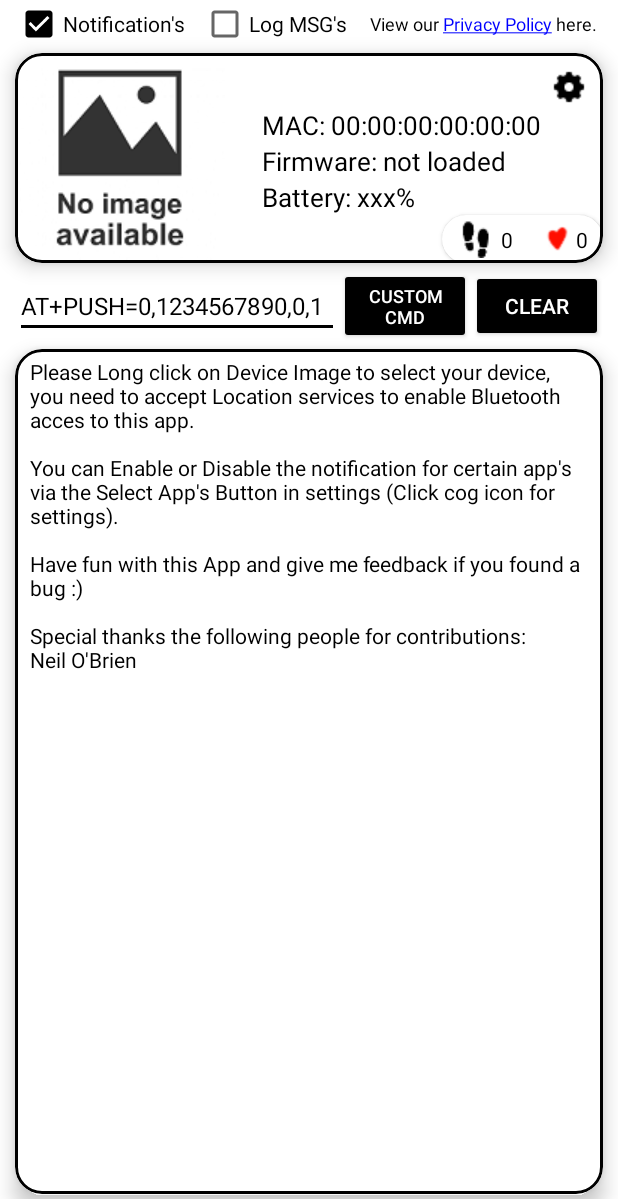
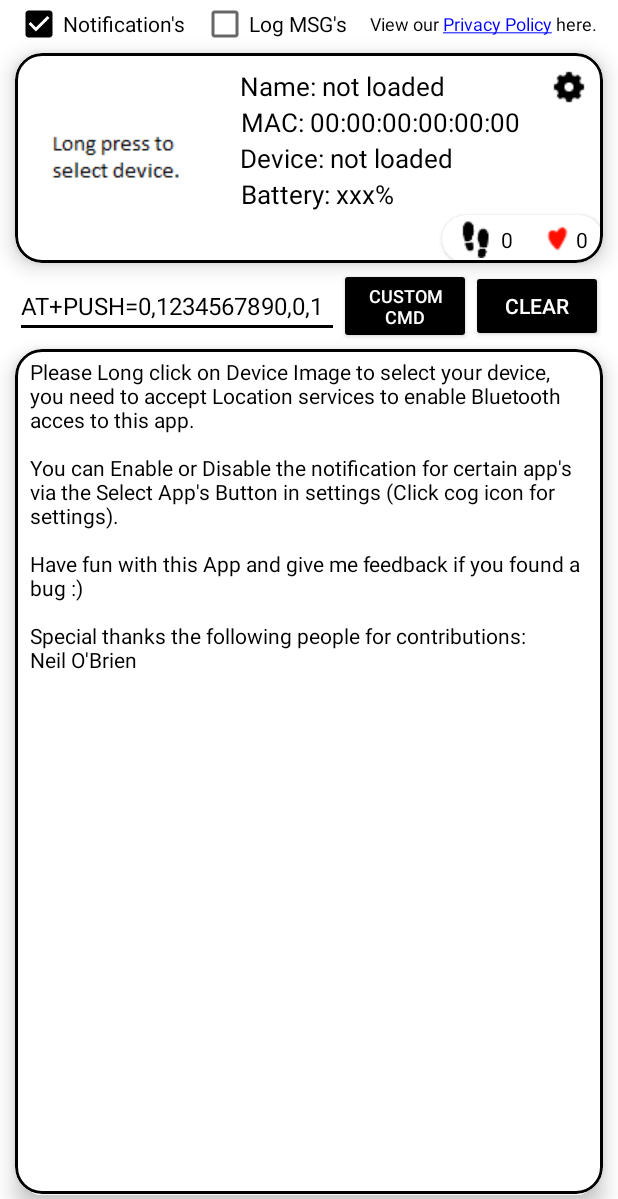
Before and after one commit to atc1441/D6Notification, an Android app: the screen it shows after launch (MainActivity), on a phone screen of 412 x 824 dp, the part 37-1236 px from its top. Run offline under Robolectric (Android 15) with nearby library versions, the phone set to English and light mode, and no system bars.

Commit message:
+blename&connection stuff and some refactoring

```diff
--- a/app/src/main/java/com/atcnetz/de/notification/BLEservice.java
+++ b/app/src/main/java/com/atcnetz/de/notification/BLEservice.java
@@ -113,9 +113,11 @@ public class BLEservice extends Service {
             }
         }
     };
+
     private final BluetoothGattCallback mGattcallback = new BluetoothGattCallback() {
         @Override
         public void onConnectionStateChange(BluetoothGatt gatt, int status, int newState) {
+            SharedPreferences.Editor editor = getSharedPreferences("Settings", MODE_PRIVATE).edit();
             postToastMessageLog("Connection Changed: " + status + " " + newState);
             if (recoverState) {
                 recoverState = false;
@@ -125,13 +127,19 @@ public class BLEservice extends Service {
 
                 if (newState == BluetoothProfile.STATE_CONNECTED) {
                     isConnected = true;
+                    editor.putBoolean("isConnected", true);
+                    editor.apply();
                     tryBle = 0;
                     mStatus = newState;
                     mConnGatt.discoverServices();
                 } else {
                     isConnected = false;
+                    editor.putBoolean("isConnected", false);
+                    editor.apply();
                 }
                 if (status == 133 && newState == 0) {
+                    editor.putBoolean("isConnected", false);
+                    editor.apply();
                     isConnected = false;
                     tryBle++;
                 } else tryBle = 0;
@@ -184,6 +192,8 @@ public class BLEservice extends Service {
                                 addCMD("AT+BATT");
                                 sleep(30);
                                 addCMD("AT+PACE");
+                                sleep(30);
+                                addCMD("AT+HRTR");
                                 sleep(30);
                                 addCMD("AT+FINDPHONE=1");
                                 sleep(30);
@@ -485,11 +495,10 @@ public class BLEservice extends Service {
                     postToastMessage("Logging not enabled");
                 }
             } else if (isInCMD(response, "AT+HRTR")) {
-                hasSend = true;
                 SharedPreferences.Editor editor = getSharedPreferences("Settings", MODE_PRIVATE).edit();
                 editor.putString("HeartRate", response.substring(8));
                 editor.apply();
-                postToastMessage("HeartRate: " + response.substring(8));
+                postToastMessage("HeartRateTest: " + response.substring(8));
             }
         }
     }
@@ -602,7 +611,7 @@ public class BLEservice extends Service {
     private void init() {
 
         if (BleDevice.equals("00:00:00:00:00:00")) {
-            postToastMessage("No Fitness Tracker selected, please Click on SELECT DEVICE");
+            postToastMessage("No device selected, please long press on the card above to select a device");
             return;
         }
         if (!BleUtil.isBLESupported(this)) {
--- a/app/src/main/java/com/atcnetz/de/notification/MainActivity.java
+++ b/app/src/main/java/com/atcnetz/de/notification/MainActivity.java
@@ -22,6 +22,7 @@ import android.widget.EditText;
 import android.widget.ImageButton;
 import android.widget.ScrollView;
 import android.widget.TextView;
+import android.widget.Toast;
 
 import androidx.localbroadcastmanager.content.LocalBroadcastManager;
 import java.io.BufferedReader;
@@ -44,8 +45,9 @@ public class MainActivity extends Activity implements View.OnClickListener {
     TextView tvHeartRate;
     TextView tvSteps;
     TextView tvTemp;
-    TextView tvFirmwareVersion;
+    TextView tvDeviceType;
     TextView tvPolicy;
+    TextView tvMacAddress;
     TextView tvDeviceName;
     //Buttons
     ImageButton DeviceImageButton;
@@ -56,6 +58,7 @@ public class MainActivity extends Activity implements View.OnClickListener {
     //Other
     ScrollView scrollview;
     EditText CustomBLEcmd;
+    boolean isConnected;
 
     SharedPreferences prefs;
     SharedPreferences.Editor editor;
@@ -118,7 +121,7 @@ public class MainActivity extends Activity implements View.OnClickListener {
         broadcastReceiver = new BroadcastReceiver() {
             @Override
             public void onReceive(Context context, Intent intent) {
-                String s = intent.getStringExtra("ToActivity");
+                //String s = intent.getStringExtra("ToActivity");
                 load();
             }
         };
@@ -203,6 +206,7 @@ public class MainActivity extends Activity implements View.OnClickListener {
                 KLog("Got Device:" + mDevice.getName() + " " + mDevice.getAddress());
                 SharedPreferences.Editor editor = getSharedPreferences("Settings", MODE_PRIVATE).edit();
                 editor.putString("MacId", mDevice.getAddress());
+                editor.putString("BleName" , mDevice.getName());
                 editor.apply();
                 stopService(new Intent(this, BLEservice.class));
                 if (NotificationsCheckBox.isChecked() && !isMyServiceRunning()) startService(new Intent(this, BLEservice.class));
@@ -296,10 +300,12 @@ public class MainActivity extends Activity implements View.OnClickListener {
 
     void initWatchInfo() {
         String BatteryPercent = prefs.getString("BatteryPercent", "xxx");
-        String FirmwareVersion = prefs.getString("FirmwareVersion", "not loaded");
+        String DeviceType = prefs.getString("FirmwareVersion", "not loaded");
         String StepCount =  prefs.getString("Steps", "0");
-        String DeviceName = prefs.getString("MacId", "00:00:00:00:00:00");
+        String bleName = prefs.getString("BleName", "not loaded");
+        String macId = prefs.getString("MacId", "00:00:00:00:00:00");
         String HeartRate = prefs.getString("HeartRate", "0");
+        isConnected = prefs.getBoolean("isConnected", false);
 
         //Device Image Button
         DeviceImageButton = findViewById(R.id.imageButtonDevicePicID);
@@ -308,34 +314,38 @@ public class MainActivity extends Activity implements View.OnClickListener {
             public boolean onLongClick(View view) {
                 Intent intent = new Intent(MainActivity.this, ScanActivity.class);
                 startActivityForResult(intent, 2);
-                //Toast.makeText(MainActivity.this, "image pressed", Toast.LENGTH_SHORT).show();
                 return true;
             }
         });
 
-        //Image
-        if (FirmwareVersion != null){
-            //Toast.makeText(MainActivity.this, FirmwareVersion, Toast.LENGTH_SHORT).show();
-            if (FirmwareVersion.equals("PineTime")){
-                DeviceImageButton.setImageResource(R.drawable.imagepinetime);
-            } else if (FirmwareVersion.equals("P8")){
-                DeviceImageButton.setImageResource(R.drawable.imagep8);
-            } else if (FirmwareVersion.equals("P22")){
-                DeviceImageButton.setImageResource(R.drawable.imagep22);
-            } else {
-                DeviceImageButton.setImageResource(R.drawable.nodeviceimage);
+
+
+
+        //check connection status and set image
+        if (isConnected){
+            setDeviceImage();
+            //Toast.makeText(MainActivity.this, "connection", Toast.LENGTH_SHORT).show();
+        } else { DeviceImageButton.setImageResource(R.drawable.nodeviceimage);
+            //Toast.makeText(MainActivity.this, "no connection", Toast.LENGTH_SHORT).show();
             }
+
+
+
+        // BLE name
+        tvDeviceName = findViewById(R.id.textViewDeviceNameID);
+        if (bleName != null){
+            tvDeviceName.setText("Name: " + bleName);
         }
 
 
 
-        // Name
-        tvDeviceName = findViewById(R.id.textViewDeviceNameID);
-        tvDeviceName.setText("MAC: " + DeviceName);
+        // MAC
+        tvMacAddress = findViewById(R.id.textViewMacID);
+        tvMacAddress.setText("MAC: " + macId);
 
         //Firmware Version
-        tvFirmwareVersion = findViewById(R.id.textViewFirmwareVersionID);
-        tvFirmwareVersion.setText("Firmware: " + FirmwareVersion);
+        tvDeviceType = findViewById(R.id.textViewDevTypeID);
+        tvDeviceType.setText("Device: " + DeviceType);
 
         //Heart Rate
         tvHeartRate = findViewById(R.id.textViewHeartRateID);
@@ -348,13 +358,8 @@ public class MainActivity extends Activity implements View.OnClickListener {
         tvTemp = (TextView) findViewById(R.id.textViewBatteryID);
         tvTemp.setText("Battery: " + BatteryPercent + "% ");
 
-
-
-
-        //Last answer
-        //TODO add last answer and connected info, make select device related to connection
-
-
+        //Connected?
+        //TODO add bluetooth icon.. blue if connected else red
 
     }
 
@@ -362,25 +367,17 @@ public class MainActivity extends Activity implements View.OnClickListener {
         String BatteryPercent = prefs.getString("BatteryPercent", "xxx");
         String StepCount =  prefs.getString("Steps", "0");
         String HeartRate = prefs.getString("HeartRate", "0");
-        String FirmwareVersion = prefs.getString("FirmwareVersion", "not loaded");
-        String DeviceName = prefs.getString("MacId", "00:00:00:00:00:00");
+        String DeviceType = prefs.getString("FirmwareVersion", "not loaded");
+        String bleName = prefs.getString("BleName", "not loaded");
+        String macId = prefs.getString("MacId", "00:00:00:00:00:00");
+        isConnected = prefs.getBoolean("isConnected", false);
 
-
-
-        //Image
-        if (FirmwareVersion != null){
-            //Toast.makeText(MainActivity.this, FirmwareVersion, Toast.LENGTH_SHORT).show();
-            if (FirmwareVersion.equals("PineTime")){
-                DeviceImageButton.setImageResource(R.drawable.imagepinetime);
-            } else if (FirmwareVersion.equals("P8")){
-                DeviceImageButton.setImageResource(R.drawable.imagep8);
-            } else if (FirmwareVersion.equals("P22")){
-                DeviceImageButton.setImageResource(R.drawable.imagep22);
-            } else {
-                DeviceImageButton.setImageResource(R.drawable.noimage);
-            }
+        //check connection status and set image
+        if (isConnected){
+            setDeviceImage();
+        } else {
+            DeviceImageButton.setImageResource(R.drawable.nodeviceimage);
         }
-
 
         //update steps
         tvSteps.setText(StepCount);
@@ -390,12 +387,35 @@ public class MainActivity extends Activity implements View.OnClickListener {
         tvHeartRate.setText(HeartRate);
 
         // update MAC
-        tvDeviceName.setText("MAC: " + DeviceName);
+        tvMacAddress.setText("MAC: " + macId);
 
-        // update Firmware Version
-        tvFirmwareVersion.setText("Firmware: " + FirmwareVersion);
+        // update Device Type
+        tvDeviceType.setText("Device: " + DeviceType);
+
+        //update bleName
+        if (bleName != null){
+            tvDeviceName.setText("Name: " + bleName);
+        }
 
 
+
+    }
+
+    void setDeviceImage() {
+        String DeviceType = prefs.getString("FirmwareVersion", "not loaded");
+
+        //Image
+        if (DeviceType != null){
+            if (DeviceType.equals("PineTime")){
+                DeviceImageButton.setImageResource(R.drawable.imagepinetime);
+            } else if (DeviceType.equals("P8")){
+                DeviceImageButton.setImageResource(R.drawable.imagep8);
+            } else if (DeviceType.equals("P22")){
+                DeviceImageButton.setImageResource(R.drawable.imagep22);
+            } else {
+                DeviceImageButton.setImageResource(R.drawable.noimage);
+            }
+        }
     }
 
     public void sendBLEcmd(String message) {
--- a/app/src/main/res/layout/activity_main.xml
+++ b/app/src/main/res/layout/activity_main.xml
@@ -16,7 +16,7 @@
         android:gravity="center"
         android:text="@string/welcome_Text"
 
-        android:textSize="18dp" />
+        android:textSize="18sp" />
 
     <LinearLayout
         android:id="@+id/checkboxRowID"
@@ -29,7 +29,7 @@
             android:id="@+id/notificationCheckBoxID"
             android:layout_width="wrap_content"
             android:layout_height="wrap_content"
-            android:layout_marginLeft="10dp"
+            android:layout_marginStart="10dp"
             android:text="@string/notification_checkbox_text"
             tools:ignore="TouchTargetSizeCheck" />
 
@@ -37,18 +37,18 @@
             android:id="@+id/logCheckBoxID"
             android:layout_width="wrap_content"
             android:layout_height="wrap_content"
-            android:layout_marginLeft="10dp"
+            android:layout_marginStart="10dp"
             android:text="@string/log_msg_checkbox"
             tools:ignore="TouchTargetSizeCheck" />
 
         <TextView
             android:id="@+id/privacyPolicytextViewID"
-            android:layout_width="wrap_content"
+            android:layout_width="0dp"
             android:layout_height="wrap_content"
             android:layout_weight="1"
             android:text="@string/open_privacy_policy"
             android:textAlignment="center"
-            android:textSize="12dp" />
+            android:textSize="12sp" />
 
     </LinearLayout>
 
@@ -88,39 +88,50 @@
 
 
             <TextView
-                android:id="@+id/textViewFirmwareVersionID"
+                android:id="@+id/textViewDevTypeID"
                 android:layout_width="wrap_content"
                 android:layout_height="wrap_content"
-                android:layout_marginStart="24dp"
-                android:text="@string/firmware_Textview"
+                android:layout_marginStart="10dp"
+                android:text="@string/devType_Textview"
                 android:textAlignment="center"
                 android:textSize="17sp"
                 app:layout_constraintStart_toEndOf="@+id/imageButtonDevicePicID"
-                app:layout_constraintTop_toBottomOf="@+id/textViewDeviceNameID" />
+                app:layout_constraintTop_toBottomOf="@+id/textViewMacID" />
 
             <TextView
                 android:id="@+id/textViewBatteryID"
                 android:layout_width="wrap_content"
                 android:layout_height="wrap_content"
-                android:layout_marginStart="24dp"
+                android:layout_marginStart="10dp"
                 android:layout_weight="1"
                 android:text="@string/battery_text"
                 android:textAlignment="center"
                 android:textSize="17sp"
                 app:layout_constraintStart_toEndOf="@+id/imageButtonDevicePicID"
-                app:layout_constraintTop_toBottomOf="@+id/textViewFirmwareVersionID" />
+                app:layout_constraintTop_toBottomOf="@+id/textViewDevTypeID" />
 
             <TextView
                 android:id="@+id/textViewDeviceNameID"
                 android:layout_width="wrap_content"
                 android:layout_height="wrap_content"
-                android:layout_marginStart="24dp"
-                android:layout_marginTop="36dp"
+                android:layout_marginStart="10dp"
+                android:layout_marginTop="10dp"
                 android:text="@string/devName_text"
                 android:textAlignment="center"
                 android:textSize="17sp"
                 app:layout_constraintStart_toEndOf="@+id/imageButtonDevicePicID"
                 app:layout_constraintTop_toTopOf="parent" />
+
+            <TextView
+                android:id="@+id/textViewMacID"
+                android:layout_width="wrap_content"
+                android:layout_height="wrap_content"
+                android:layout_marginStart="10dp"
+                android:text="@string/macText"
+                android:textAlignment="center"
+                android:textSize="17sp"
+                app:layout_constraintStart_toEndOf="@+id/imageButtonDevicePicID"
+                app:layout_constraintTop_toBottomOf="@id/textViewDeviceNameID" />
 
             <ImageButton
                 android:id="@+id/imageButtonDevicePicID"
@@ -215,17 +226,19 @@
 
         <EditText
             android:id="@+id/editText"
-            android:layout_width="wrap_content"
+            android:inputType="text"
+            android:hint="@string/editTextHint"
+            android:layout_width="0dp"
             android:layout_height="wrap_content"
             android:layout_weight="1"
-            android:text="AT+PUSH=0,1234567890,0,1"
+            android:text="@string/CustomCommandText"
             android:textSize="16sp" />
 
         <androidx.appcompat.widget.AppCompatButton
             android:id="@+id/sendCMDbuttonID"
             android:layout_width="wrap_content"
             android:layout_height="wrap_content"
-            android:text="Custom\nCMD"
+            android:text="@string/customCmdButtonText"
             android:backgroundTint="@color/colorPrimary"
             android:textColor="#FFFFFF"
             android:textSize="12sp" />
--- a/app/src/main/res/values/strings.xml
+++ b/app/src/main/res/values/strings.xml
@@ -8,14 +8,18 @@
     <string name="welcome_Text">Welcome to the D6 Notification App</string>
     <string name="notification_checkbox_text">Notification\'s</string>
     <string name="log_msg_checkbox">Log MSG\'s</string>
-    <string name="battery_text">Battery: Not Connected</string>
-    <string name="devName_text">Name: Not Connected</string>
+    <string name="devName_text">Name: No Device</string>
+    <string name="macText">MAC: No Device</string>
+    <string name="devType_Textview">Device: No Device</string>
+    <string name="battery_text">Battery: No Device</string>
     <string name="clear_log">Clear</string>
     <string name="settings_button_description">Settings Button</string>
-    <string name="firmware_Textview">Firmware: Not Connected</string>
     <string name="steps_textview">0</string>
     <string name="heartRate_textview">0</string>
     <string name="hearticondescription">HeartIconDescription</string>
     <string name="steps_icon_description">Steps Icon Description</string>
     <string name="deviceimage_description">deviceImage Description</string>
+    <string name="editTextHint">Custom Command EditText</string>
+    <string name="CustomCommandText">AT+PUSH=0,1234567890,0,1</string>
+    <string name="customCmdButtonText">Custom\nCMD</string>
 </resources>
```
